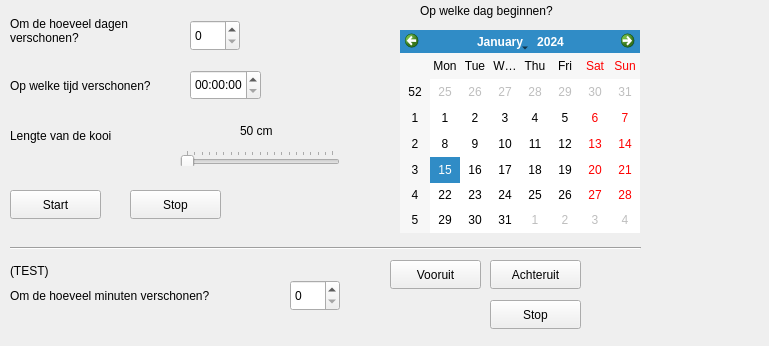
The window that 2018-2019/Clean Cage/Programmatuur/Vogelkooivsn/mainwindow.ui (BM4GIT/PA-competitie) describes before a commit, drawn with Qt 5.
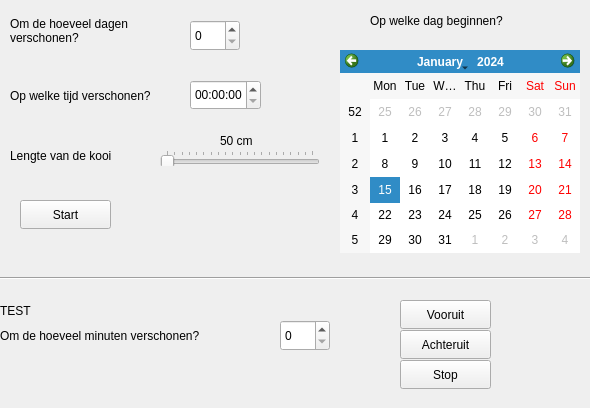
The same window after the commit.

```diff
--- a/2018-2019/Clean Cage/Programmatuur/Vogelkooivsn/mainwindow.ui
+++ b/2018-2019/Clean Cage/Programmatuur/Vogelkooivsn/mainwindow.ui
@@ -6,8 +6,8 @@
    <rect>
     <x>0</x>
     <y>0</y>
-    <width>769</width>
-    <height>346</height>
+    <width>590</width>
+    <height>408</height>
    </rect>
   </property>
   <property name="windowTitle">
@@ -27,8 +27,8 @@
    <widget class="QPushButton" name="startProgramma">
     <property name="geometry">
      <rect>
-      <x>10</x>
-      <y>190</y>
+      <x>20</x>
+      <y>200</y>
       <width>91</width>
       <height>29</height>
      </rect>
@@ -40,30 +40,17 @@
    <widget class="QCalendarWidget" name="startDatum">
     <property name="geometry">
      <rect>
-      <x>400</x>
-      <y>30</y>
+      <x>340</x>
+      <y>50</y>
       <width>240</width>
       <height>203</height>
      </rect>
     </property>
    </widget>
-   <widget class="QPushButton" name="stopProgramma">
-    <property name="geometry">
-     <rect>
-      <x>130</x>
-      <y>190</y>
-      <width>91</width>
-      <height>29</height>
-     </rect>
-    </property>
-    <property name="text">
-     <string>Stop</string>
-    </property>
-   </widget>
    <widget class="QSlider" name="kooiLengte">
     <property name="geometry">
      <rect>
-      <x>180</x>
+      <x>160</x>
       <y>150</y>
       <width>160</width>
       <height>16</height>
@@ -103,8 +90,8 @@
    <widget class="QLabel" name="ingesteldeLengte">
     <property name="geometry">
      <rect>
-      <x>240</x>
-      <y>120</y>
+      <x>220</x>
+      <y>130</y>
       <width>81</width>
       <height>21</height>
      </rect>
@@ -132,8 +119,8 @@
    <widget class="QLabel" name="beginDag">
     <property name="geometry">
      <rect>
-      <x>420</x>
-      <y>0</y>
+      <x>370</x>
+      <y>10</y>
       <width>181</width>
       <height>21</height>
      </rect>
@@ -145,8 +132,8 @@
    <widget class="QSpinBox" name="wachtMinuten">
     <property name="geometry">
      <rect>
-      <x>290</x>
-      <y>280</y>
+      <x>280</x>
+      <y>320</y>
       <width>50</width>
       <height>31</height>
      </rect>
@@ -155,8 +142,8 @@
    <widget class="QLabel" name="omdehoeveeltijd_minuten">
     <property name="geometry">
      <rect>
-      <x>10</x>
-      <y>280</y>
+      <x>0</x>
+      <y>320</y>
       <width>271</width>
       <height>31</height>
      </rect>
@@ -171,21 +158,21 @@
    <widget class="QLabel" name="test">
     <property name="geometry">
      <rect>
-      <x>10</x>
-      <y>260</y>
-      <width>51</width>
+      <x>0</x>
+      <y>300</y>
+      <width>41</width>
       <height>21</height>
      </rect>
     </property>
     <property name="text">
-     <string>(TEST)</string>
+     <string>TEST</string>
     </property>
    </widget>
    <widget class="QLabel" name="kooil">
     <property name="geometry">
      <rect>
       <x>10</x>
-      <y>110</y>
+      <y>130</y>
       <width>141</width>
       <height>51</height>
      </rect>
@@ -201,7 +188,7 @@
     <property name="geometry">
      <rect>
       <x>10</x>
-      <y>60</y>
+      <y>70</y>
       <width>161</width>
       <height>51</height>
      </rect>
@@ -217,7 +204,7 @@
     <property name="geometry">
      <rect>
       <x>190</x>
-      <y>70</y>
+      <y>80</y>
       <width>71</width>
       <height>30</height>
      </rect>
@@ -226,8 +213,8 @@
    <widget class="Line" name="line">
     <property name="geometry">
      <rect>
-      <x>10</x>
-      <y>240</y>
+      <x>0</x>
+      <y>270</y>
       <width>631</width>
       <height>16</height>
      </rect>
@@ -239,8 +226,8 @@
    <widget class="QPushButton" name="butVooruit">
     <property name="geometry">
      <rect>
-      <x>390</x>
-      <y>260</y>
+      <x>400</x>
+      <y>300</y>
       <width>91</width>
       <height>29</height>
      </rect>
@@ -252,8 +239,8 @@
    <widget class="QPushButton" name="butAchteruit">
     <property name="geometry">
      <rect>
-      <x>490</x>
-      <y>260</y>
+      <x>400</x>
+      <y>330</y>
       <width>91</width>
       <height>29</height>
      </rect>
@@ -265,8 +252,8 @@
    <widget class="QPushButton" name="butStop">
     <property name="geometry">
      <rect>
-      <x>490</x>
-      <y>300</y>
+      <x>400</x>
+      <y>360</y>
       <width>91</width>
       <height>29</height>
      </rect>
```
